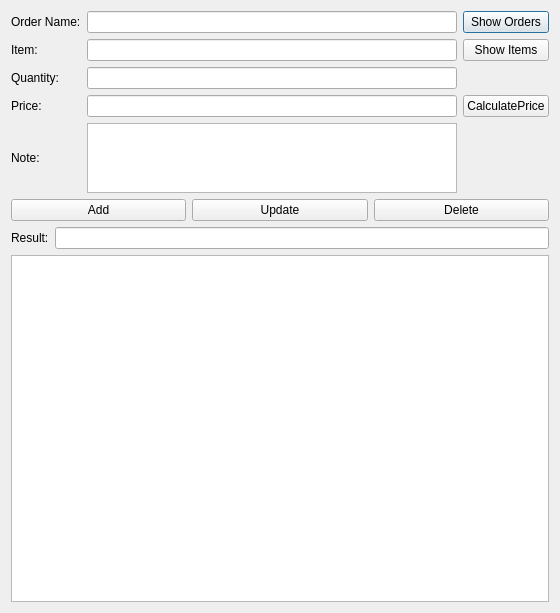
This is UI_RAW/OrderItems.ui in GreenBeanio/Kimberly-s-Delicious-Dozen-Tracker as Qt 5 draws it before an edit. The edited form follows.
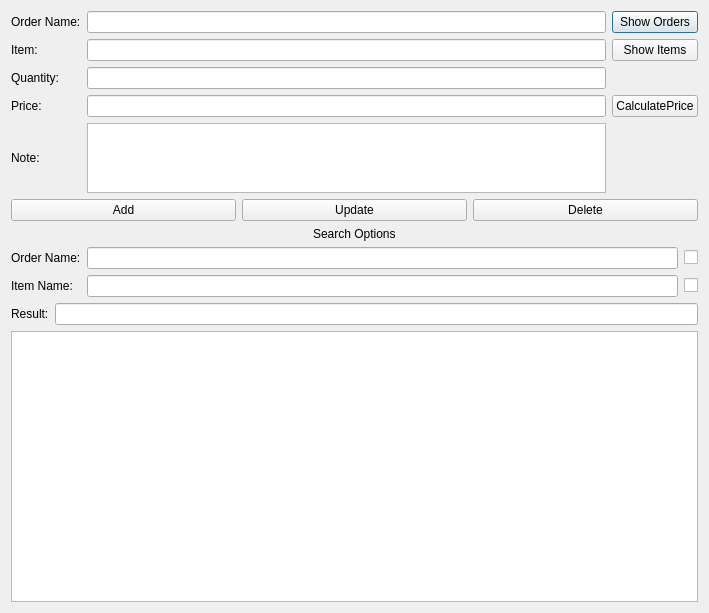
This is the edited form.

Patch:
```diff
--- a/UI_RAW/OrderItems.ui
+++ b/UI_RAW/OrderItems.ui
@@ -6,7 +6,7 @@
    <rect>
     <x>0</x>
     <y>0</y>
-    <width>560</width>
+    <width>709</width>
     <height>613</height>
    </rect>
   </property>
@@ -122,6 +122,55 @@
          </item>
         </layout>
        </item>
+       <item>
+        <layout class="QGridLayout" name="SearchGrid">
+         <item row="0" column="0" alignment="Qt::AlignHCenter">
+          <widget class="QLabel" name="SearchLabel">
+           <property name="text">
+            <string>Search Options</string>
+           </property>
+          </widget>
+         </item>
+        </layout>
+       </item>
+       <item>
+        <layout class="QGridLayout" name="gridLayout_2">
+         <item row="0" column="0">
+          <widget class="QLabel" name="OrderSearchLabel">
+           <property name="text">
+            <string>Order Name:</string>
+           </property>
+          </widget>
+         </item>
+         <item row="0" column="2">
+          <widget class="QLineEdit" name="OrderSearchText"/>
+         </item>
+         <item row="1" column="0">
+          <widget class="QLabel" name="ItemSearchLabel">
+           <property name="text">
+            <string>Item Name:</string>
+           </property>
+          </widget>
+         </item>
+         <item row="0" column="3">
+          <widget class="QCheckBox" name="EnableOrder">
+           <property name="text">
+            <string/>
+           </property>
+          </widget>
+         </item>
+         <item row="1" column="2">
+          <widget class="QLineEdit" name="ItemSearchText"/>
+         </item>
+         <item row="1" column="3">
+          <widget class="QCheckBox" name="EnableItem">
+           <property name="text">
+            <string/>
+           </property>
+          </widget>
+         </item>
+        </layout>
+       </item>
        <item>
         <layout class="QHBoxLayout" name="ResultLayout">
          <item>
```
